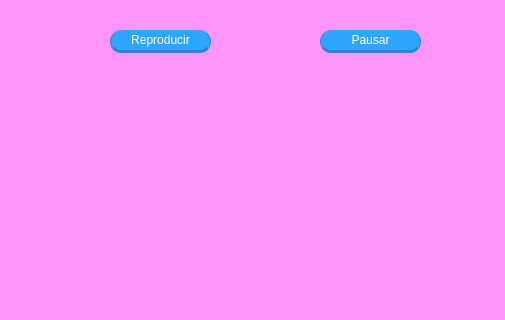
Qt form IG5.ui (lulacuna16/TT-2021-A004) before a commit; both pictures show x 360 to 865 and y 120 to 440 of the 865 by 693 pixel window.
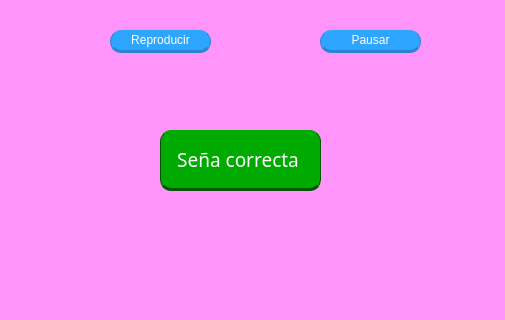
The same form after that commit.

The edit to the form file:
```diff
--- a/IG5.ui
+++ b/IG5.ui
@@ -208,6 +208,37 @@
     <string>Salir</string>
    </property>
   </widget>
+  <widget class="QLabel" name="lblSenaCorrecta">
+   <property name="geometry">
+    <rect>
+     <x>520</x>
+     <y>250</y>
+     <width>161</width>
+     <height>61</height>
+    </rect>
+   </property>
+   <property name="font">
+    <font>
+     <family>Segoe Print</family>
+     <pointsize>14</pointsize>
+    </font>
+   </property>
+   <property name="styleSheet">
+    <string notr="true">background-color: rgb(0, 170, 0);
+color: rgb(255, 255, 255);
+border-radius: 11px;
+border:none;
+border-left: 1px solid  rgb(0, 85, 0);
+border-right: 1px solid  rgb(0, 85, 0);
+border-bottom: 3px solid  rgb(0, 85, 0);</string>
+   </property>
+   <property name="text">
+    <string>Seña correcta </string>
+   </property>
+   <property name="alignment">
+    <set>Qt::AlignCenter</set>
+   </property>
+  </widget>
   <zorder>lblCamara</zorder>
   <zorder>widgetVideoTutorial</zorder>
   <zorder>botonReproducir</zorder>
```
Left out of the diff: 10 changed lines with no effect on the pictures.
